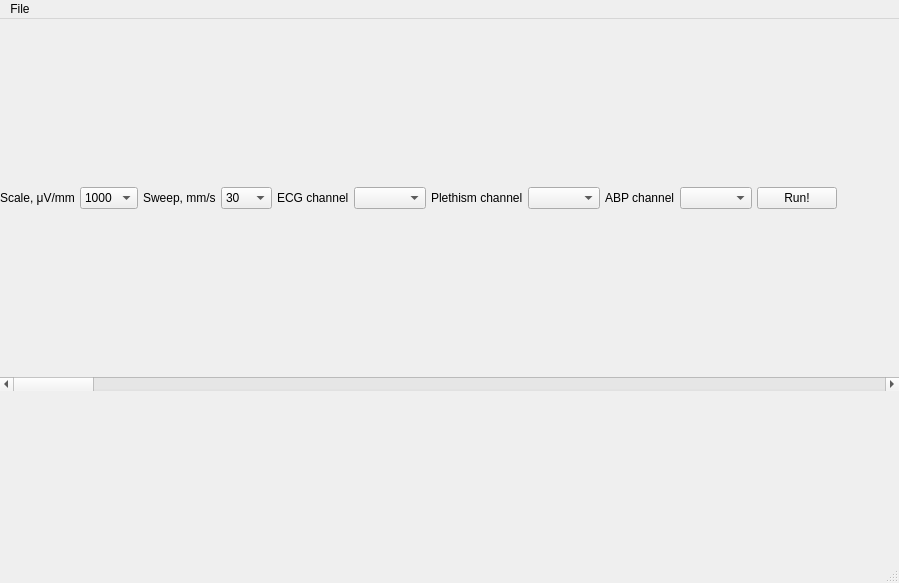
AlexanderGrishaev/ECGViewer, file src/mainwindow.ui: the form before one commit.
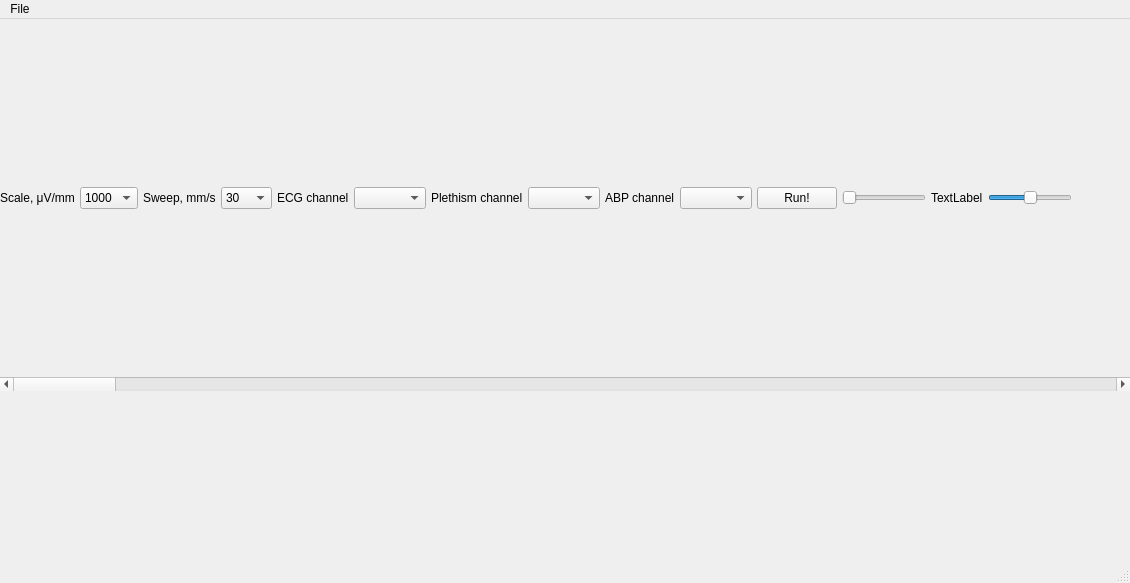
The form after the commit.

What changed in the file:
```diff
--- a/src/mainwindow.ui
+++ b/src/mainwindow.ui
@@ -6,7 +6,7 @@
    <rect>
     <x>0</x>
     <y>0</y>
-    <width>899</width>
+    <width>1130</width>
     <height>583</height>
    </rect>
   </property>
@@ -233,6 +233,45 @@
           </property>
          </widget>
         </item>
+        <item>
+         <widget class="QSlider" name="horizontalSlider">
+          <property name="maximum">
+           <number>98</number>
+          </property>
+          <property name="orientation">
+           <enum>Qt::Horizontal</enum>
+          </property>
+         </widget>
+        </item>
+        <item>
+         <widget class="QLabel" name="label_slider">
+          <property name="minimumSize">
+           <size>
+            <width>0</width>
+            <height>0</height>
+           </size>
+          </property>
+          <property name="text">
+           <string>TextLabel</string>
+          </property>
+         </widget>
+        </item>
+        <item>
+         <widget class="QSlider" name="horizontalSlider_2">
+          <property name="minimum">
+           <number>1</number>
+          </property>
+          <property name="maximum">
+           <number>99</number>
+          </property>
+          <property name="value">
+           <number>50</number>
+          </property>
+          <property name="orientation">
+           <enum>Qt::Horizontal</enum>
+          </property>
+         </widget>
+        </item>
         <item>
          <spacer name="horizontalSpacer">
           <property name="orientation">
@@ -287,7 +326,7 @@
     <rect>
      <x>0</x>
      <y>0</y>
-     <width>899</width>
+     <width>1130</width>
      <height>21</height>
     </rect>
    </property>
```
